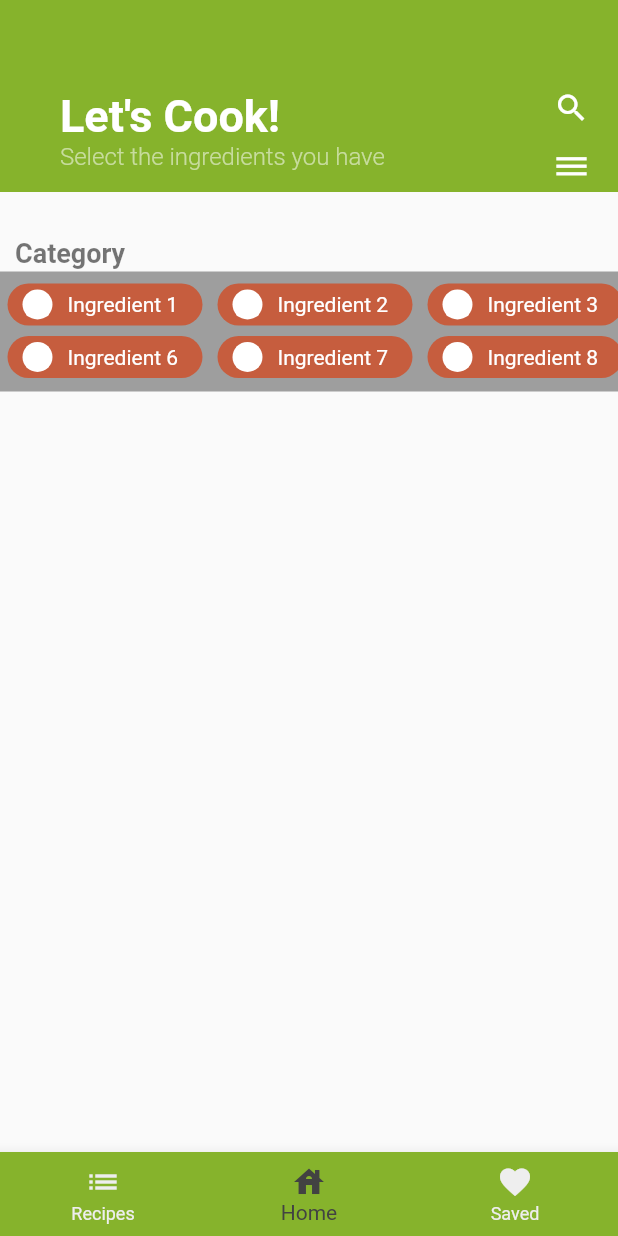
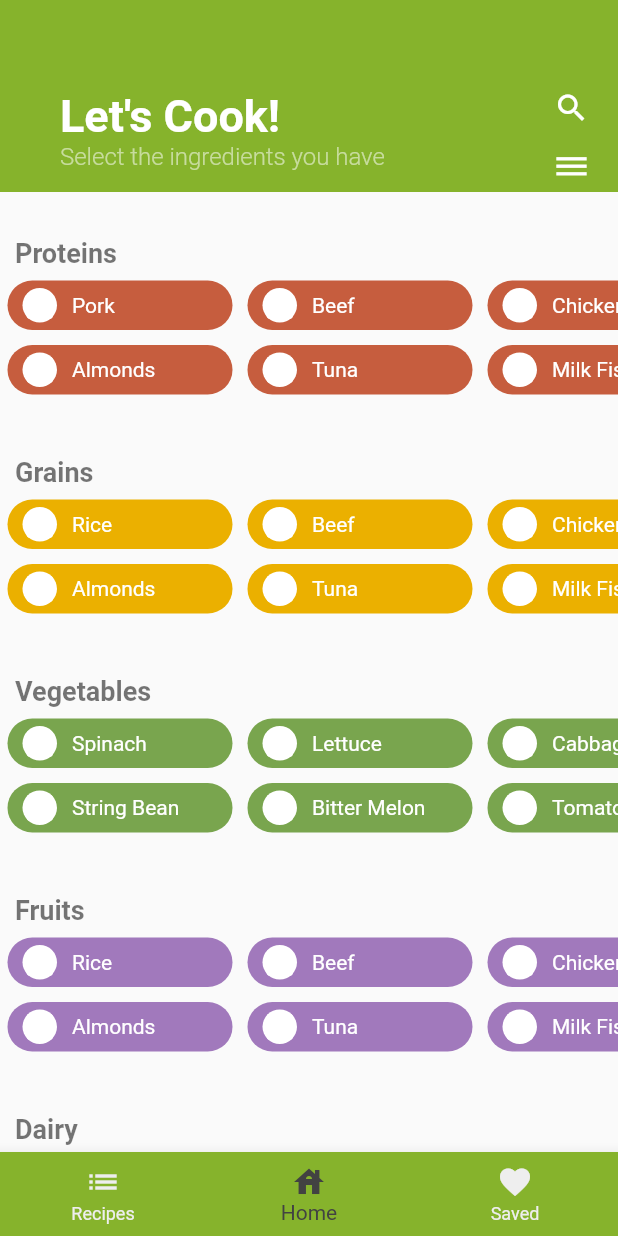
Before and after one commit to AppDevOrgUNT/mychef_revised, a Flutter app: the screen it shows after launch, on a phone screen of 412 x 824 dp. Run offline on Flutter 3.47's test engine with Material 2 defaults, Android fonts, the phone set to English and light mode, and no system bars.

Commit message:
Created skeleton UI for pages Recipes, Saved, and Results

```diff
--- a/lib/mainPages.dart
+++ b/lib/Pages.dart
@@ -1,7 +1,9 @@
 import 'package:flutter/material.dart';
+import 'package:mychef_app/listOfRecipes.dart';
 import 'constants.dart';
 import 'customAppBar.dart';
 import 'homePage.dart';
+import 'resultsPage.dart';
 
 class Pages extends StatefulWidget {
   @override
@@ -24,9 +26,9 @@ class _PagesState extends State<Pages> {
   ];
 
   static List<Widget> _widgetOptions = <Widget>[
-    Text('Index 0: Page 1'),
+    ListOfRecipes(),
     HomePage(),
-    Text('Index 2: Page 3'),
+    ListOfRecipes(),
   ];
 
   void _onItemTapped(int index) {
--- /dev/null
+++ b/lib/categoryRecipeList.dart
@@ -0,0 +1,88 @@
+import 'package:flutter/material.dart';
+import 'customCheckBox.dart';
+import 'constants.dart';
+
+class CategoryRecipeList extends StatefulWidget {
+  final String categoryName;
+  final List row1;
+  final List row2;
+  final Color categoryColor;
+
+  CategoryRecipeList({
+    this.categoryName,
+    this.row1,
+    this.row2,
+    this.categoryColor,
+  });
+
+  @override
+  _CategoryRecipeListState createState() => _CategoryRecipeListState();
+}
+
+class _CategoryRecipeListState extends State<CategoryRecipeList> {
+  @override
+  Widget build(BuildContext context) {
+    return Column(
+      crossAxisAlignment: CrossAxisAlignment.stretch,
+      children: <Widget>[
+        Padding(
+          padding: EdgeInsets.only(
+            left: 10.0,
+          ),
+          child: Text(
+            widget.categoryName,
+            style: kCategoryLabelTextStyle,
+            textAlign: TextAlign.left,
+          ),
+        ),
+        Container(
+          margin: EdgeInsets.only(
+            bottom: 20.0,
+          ),
+          //color: Colors.grey,
+          height: 105.0,
+          child: ListView.builder(
+            physics: ClampingScrollPhysics(),
+            shrinkWrap: true,
+            scrollDirection: Axis.horizontal,
+            itemCount: 5,
+            itemBuilder: (BuildContext context, int index) {
+              return Padding(
+                padding: EdgeInsets.symmetric(
+                  vertical: 8.0,
+                ),
+                child: Column(
+                  children: <Widget>[
+                    CustomCheckbox(
+                      categoryColor: widget.categoryColor,
+                      label: widget.row1[index].name,
+                      isChecked: widget.row1[index].checked,
+                      tapped: (bool newValue) {
+                        setState(() {
+                          widget.row1[index].checked = newValue;
+                        });
+                      },
+                    ),
+                    SizedBox(
+                      height: 10.0,
+                    ),
+                    CustomCheckbox(
+                      categoryColor: widget.categoryColor,
+                      label: widget.row2[index].name,
+                      isChecked: widget.row2[index].checked,
+                      tapped: (bool newValue) {
+                        setState(() {
+                          widget.row2[index].checked = newValue;
+                        });
+                      },
+                    ),
+                  ],
+                ),
+              );
+            },
+          ),
+        ),
+      ],
+    );
+  }
+}
--- a/lib/constants.dart
+++ b/lib/constants.dart
@@ -9,7 +9,8 @@ const kRedColor = Color(0xffc65d3e);
 const kBlueColor = Color(0xff7ba4dd);
 const kYellowColor = Color(0xffebb000);
 
-const kCheckBoxWidth = 130.0;
+const kCheckboxLength = 150.0;
+const kCheckboxCircle = 23.0; //also modifies the size of the checkbox itself
 
 const kAppBarTitleTextStyle = TextStyle(
   fontWeight: FontWeight.bold,
@@ -24,6 +25,7 @@ const kAppBarSubTextStyle = TextStyle(
 );
 
 const kCategoryTextStyle = TextStyle(
+  fontFamily: 'Montserrat',
   fontWeight: FontWeight.w500,
   fontSize: 18.0,
 );
--- a/lib/customCheckBox.dart
+++ b/lib/customCheckBox.dart
@@ -5,8 +5,9 @@ class CustomCheckbox extends StatelessWidget {
   final String label;
   final bool isChecked;
   final Function tapped;
+  final Color categoryColor;
 
-  CustomCheckbox({this.label, this.isChecked, this.tapped});
+  CustomCheckbox({this.label, this.isChecked, this.tapped, this.categoryColor});
 
   @override
   Widget build(BuildContext context) {
@@ -15,13 +16,13 @@ class CustomCheckbox extends StatelessWidget {
         tapped(!isChecked);
       },
       child: Container(
-        width: kCheckBoxWidth,
+        width: kCheckboxLength,
         margin: EdgeInsets.symmetric(
           horizontal: 5.0,
         ),
         decoration: BoxDecoration(
           borderRadius: BorderRadius.circular(20.0),
-          color: kRedColor,
+          color: categoryColor,
         ),
         child: Row(
           children: <Widget>[
@@ -31,10 +32,10 @@ class CustomCheckbox extends StatelessWidget {
                 Container(
                   margin: EdgeInsets.symmetric(
                     horizontal: 10,
-                    vertical: 4,
+                    vertical: 5,
                   ),
-                  width: 20,
-                  height: 20,
+                  width: kCheckboxCircle,
+                  height: kCheckboxCircle,
                   decoration: BoxDecoration(
                     shape: BoxShape.circle,
                     color: Colors.white,
@@ -47,7 +48,7 @@ class CustomCheckbox extends StatelessWidget {
                       )
                     : Icon(
                         Icons.check_box_outline_blank,
-                        size: 20.0,
+                        size: kCheckboxCircle,
                         color: Colors.white,
                       ),
               ],
--- a/lib/homePage.dart
+++ b/lib/homePage.dart
@@ -1,7 +1,8 @@
 import 'package:flutter/material.dart';
+import 'package:mychef_app/resultsPage.dart';
 import 'constants.dart';
-import 'lists.dart';
-import 'customCheckBox.dart';
+import 'ingredients_lists.dart';
+import 'categoryRecipeList.dart';
 
 class HomePage extends StatefulWidget {
   @override
@@ -9,72 +10,74 @@ class HomePage extends StatefulWidget {
 }
 
 class _HomePageState extends State<HomePage> {
-  final _trackingScrollController = TrackingScrollController();
-
   @override
   Widget build(BuildContext context) {
     return SingleChildScrollView(
       padding: EdgeInsets.only(
-        //left: 20.0,
         top: 30.0,
       ),
       child: Column(
         crossAxisAlignment: CrossAxisAlignment.stretch,
         mainAxisSize: MainAxisSize.min,
         children: <Widget>[
-          Padding(
-            padding: EdgeInsets.only(
-              left: 10.0,
+          CategoryRecipeList(
+            categoryName: 'Proteins',
+            row1: proteinsR1,
+            row2: proteinsR2,
+            categoryColor: kRedColor,
+          ),
+          CategoryRecipeList(
+            categoryName: 'Grains',
+            row1: grainsR1,
+            row2: grainsR2,
+            categoryColor: kYellowColor,
+          ),
+          CategoryRecipeList(
+            categoryName: 'Vegetables',
+            row1: vegetablesR1,
+            row2: vegetablesR2,
+            categoryColor: kGreenColor,
+          ),
+          CategoryRecipeList(
+            categoryName: 'Fruits',
+            row1: fruitsP1,
+            row2: fruitsP2,
+            categoryColor: kPurpleColor,
+          ),
+          CategoryRecipeList(
+            categoryName: 'Dairy',
+            row1: dairyP1,
+            row2: dairyP2,
+            categoryColor: kBlueColor,
+          ),
+          GestureDetector(
+            onTap: () {
+              Navigator.push(
+                context,
+                MaterialPageRoute(
+                  builder: (context) => RecipePage(),
+                ),
+              );
+            },
+            child: Container(
+              margin: EdgeInsets.symmetric(
+                horizontal: 40.0,
+                vertical: 10.0,
+              ),
+              decoration: BoxDecoration(
+                borderRadius: BorderRadius.circular(15.0),
+                color: Colors.amber,
+              ),
+              child: Text(
+                'Get Recipes',
+                textAlign: TextAlign.center,
+                style: TextStyle(
+                  //fontWeight: FontWeight.bold,
+                  fontSize: 35.0,
+                  color: Colors.white,
+                ),
+              ),
             ),
-            child: Text(
-              'Category',
-              style: kCategoryLabelTextStyle,
-            ),
-          ),
-          Container(
-            margin: EdgeInsets.symmetric(
-              vertical: 2.0,
-            ),
-            color: Colors.grey,
-            height: 80.0,
-            child: ListView.builder(
-                controller: _trackingScrollController,
-                physics: ClampingScrollPhysics(),
-                shrinkWrap: true,
-                scrollDirection: Axis.horizontal,
-                itemCount: 5,
-                itemBuilder: (BuildContext context, int index) {
-                  return Padding(
-                    padding: EdgeInsets.symmetric(
-                      vertical: 8.0,
-                    ),
-                    child: Column(
-                      children: <Widget>[
-                        CustomCheckbox(
-                          label: ingredientsP1[index],
-                          isChecked: isSelectedP1[index],
-                          tapped: (bool newValue) {
-                            setState(() {
-                              isSelectedP1[index] = newValue;
-                            });
-                          },
-                        ),
-                        SizedBox(
-                          height: 7.0,
-                        ),
-                        CustomCheckbox(
-                          label: ingredientsP2[index],
-                          isChecked: isSelectedP2[index],
-                          tapped: (bool newValue) {
-                            setState(() {
-                              isSelectedP2[index] = newValue;
-                            });
-                          },
-                        ),
-                      ],
-                    ),
-                  );
-                }),
           ),
         ],
       ),
--- /dev/null
+++ b/lib/ingredients.dart
@@ -0,0 +1,11 @@
+import 'package:flutter/material.dart';
+
+class Ingredients {
+  String name;
+  bool checked;
+
+  Ingredients({
+    @required this.name,
+    @required this.checked,
+  });
+}
--- /dev/null
+++ b/lib/ingredients_lists.dart
@@ -0,0 +1,88 @@
+import 'ingredients.dart';
+
+//List of food categories: protein, grains, vegetables, fruits, dairy
+
+//PROTEINS
+final List<Ingredients> proteinsR1 = [
+  Ingredients(name: 'Pork', checked: false),
+  Ingredients(name: 'Beef', checked: false),
+  Ingredients(name: 'Chicken', checked: false),
+  Ingredients(name: 'Egg', checked: false),
+  Ingredients(name: 'Hot dog', checked: false),
+];
+
+final List<Ingredients> proteinsR2 = [
+  Ingredients(name: 'Almonds', checked: false),
+  Ingredients(name: 'Tuna', checked: false),
+  Ingredients(name: 'Milk Fish', checked: false),
+  Ingredients(name: 'Salmon', checked: false),
+  Ingredients(name: 'Turkey', checked: false),
+];
+
+//GRAINS
+final List<Ingredients> grainsR1 = [
+  Ingredients(name: 'Rice', checked: false),
+  Ingredients(name: 'Beef', checked: false),
+  Ingredients(name: 'Chicken', checked: false),
+  Ingredients(name: 'Egg', checked: false),
+  Ingredients(name: 'Hot dog', checked: false),
+];
+
+final List<Ingredients> grainsR2 = [
+  Ingredients(name: 'Almonds', checked: false),
+  Ingredients(name: 'Tuna', checked: false),
+  Ingredients(name: 'Milk Fish', checked: false),
+  Ingredients(name: 'Salmon', checked: false),
+  Ingredients(name: 'Turkey', checked: false),
+];
+
+//VEGETABLES
+final List<Ingredients> vegetablesR1 = [
+  Ingredients(name: 'Spinach', checked: false),
+  Ingredients(name: 'Lettuce', checked: false),
+  Ingredients(name: 'Cabbage', checked: false),
+  Ingredients(name: 'Carrot', checked: false),
+  Ingredients(name: 'Onion', checked: false),
+];
+
+final List<Ingredients> vegetablesR2 = [
+  Ingredients(name: 'String Bean', checked: false),
+  Ingredients(name: 'Bitter Melon', checked: false),
+  Ingredients(name: 'Tomato', checked: false),
+  Ingredients(name: 'Kale', checked: false),
+  Ingredients(name: 'Green Beans', checked: false),
+];
+
+//FRUITS
+final List<Ingredients> fruitsP1 = [
+  Ingredients(name: 'Rice', checked: false),
+  Ingredients(name: 'Beef', checked: false),
+  Ingredients(name: 'Chicken', checked: false),
+  Ingredients(name: 'Egg', checked: false),
+  Ingredients(name: 'Hot dog', checked: false),
+];
+
+final List<Ingredients> fruitsP2 = [
+  Ingredients(name: 'Almonds', checked: false),
+  Ingredients(name: 'Tuna', checked: false),
+  Ingredients(name: 'Milk Fish', checked: false),
+  Ingredients(name: 'Salmon', checked: false),
+  Ingredients(name: 'Turkey', checked: false),
+];
+
+//DAIRY
+final List<Ingredients> dairyP1 = [
+  Ingredients(name: 'Rice', checked: false),
+  Ingredients(name: 'Beef', checked: false),
+  Ingredients(name: 'Chicken', checked: false),
+  Ingredients(name: 'Egg', checked: false),
+  Ingredients(name: 'Hot dog', checked: false),
+];
+
+final List<Ingredients> dairyP2 = [
+  Ingredients(name: 'Almonds', checked: false),
+  Ingredients(name: 'Tuna', checked: false),
+  Ingredients(name: 'Milk Fish', checked: false),
+  Ingredients(name: 'Salmon', checked: false),
+  Ingredients(name: 'Turkey', checked: false),
+];
--- /dev/null
+++ b/lib/listOfRecipes.dart
@@ -0,0 +1,34 @@
+import 'package:flutter/material.dart';
+import 'constants.dart';
+
+class ListOfRecipes extends StatelessWidget {
+  @override
+  Widget build(BuildContext context) {
+    return Container(
+      child: ListView.builder(
+        physics: ClampingScrollPhysics(),
+        shrinkWrap: true,
+        itemCount: 10,
+        itemBuilder: (BuildContext context, int index) {
+          return GestureDetector(
+            onTap: () {
+              print('Recipe has been selected');
+            },
+            child: Container(
+              margin: EdgeInsets.symmetric(
+                vertical: 5.0,
+                horizontal: 10.0,
+              ),
+              decoration: BoxDecoration(
+                borderRadius: BorderRadius.circular(15.0),
+                color: kYellowColor,
+              ),
+              height: 100,
+              child: Text('Recipes will go here'),
+            ),
+          );
+        },
+      ),
+    );
+  }
+}
--- a/lib/lists.dart
+++ /dev/null
@@ -1,31 +0,0 @@
-final List<String> ingredientsP1 = <String>[
-  'Ingredient 1',
-  'Ingredient 2',
-  'Ingredient 3',
-  'Ingredient 4',
-  'Ingredient 5'
-]; //List of ingredients can be appended here for each category
-
-final List<String> ingredientsP2 = <String>[
-  'Ingredient 6',
-  'Ingredient 7',
-  'Ingredient 8',
-  'Ingredient 9',
-  'Ingredient 10'
-]; //List of ingredients can be appended here for each category
-
-final List<bool> isSelectedP1 = <bool>[
-  false,
-  false,
-  false,
-  false,
-  false
-]; //makes individual checkboxes selected
-
-final List<bool> isSelectedP2 = <bool>[
-  false,
-  false,
-  false,
-  false,
-  false
-]; //makes individual checkboxes selected
--- a/lib/main.dart
+++ b/lib/main.dart
@@ -1,5 +1,6 @@
 import 'package:flutter/material.dart';
-import 'mainPages.dart';
+import 'Pages.dart';
+import 'resultsPage.dart';
 
 void main() => runApp(MyChef());
 
@@ -7,10 +8,11 @@ class MyChef extends StatelessWidget {
   @override
   Widget build(BuildContext context) {
     return MaterialApp(
-      initialRoute: '/home',
+      initialRoute: '/',
       routes: {
         //access different pages
-        '/home': (context) => Pages(),
+        '/': (context) => Pages(),
+        '/recipes': (context) => RecipePage(),
       },
     );
   }
--- /dev/null
+++ b/lib/resultsPage.dart
@@ -0,0 +1,53 @@
+import 'package:flutter/material.dart';
+import 'package:mychef_app/constants.dart';
+import 'package:mychef_app/customAppBar.dart';
+import 'listOfRecipes.dart';
+
+class RecipePage extends StatefulWidget {
+  @override
+  _RecipePageState createState() => _RecipePageState();
+}
+
+class _RecipePageState extends State<RecipePage> {
+  @override
+  Widget build(BuildContext context) {
+    return Scaffold(
+      body: Column(
+        children: <Widget>[
+          Expanded(
+            child: CustomAppBar(
+              title: 'Results',
+              subText: 'Based on the ingredients you picked',
+            ),
+          ),
+          Expanded(
+            flex: 5,
+            child: ListOfRecipes(),
+          ),
+          GestureDetector(
+            onTap: () {
+              Navigator.pop(context);
+            },
+            child: Container(
+              padding: EdgeInsets.only(bottom: 20.0),
+              child: Center(
+                child: Text(
+                  'Go Back',
+                  style: TextStyle(
+                    fontWeight: FontWeight.bold,
+                    fontSize: 30.0,
+                    color: Colors.white,
+                  ),
+                ),
+              ),
+              color: kGreenColor,
+              //margin: EdgeInsets.only(top: 10.0),
+              width: double.infinity,
+              height: 80.0,
+            ),
+          ),
+        ],
+      ),
+    );
+  }
+}
```
